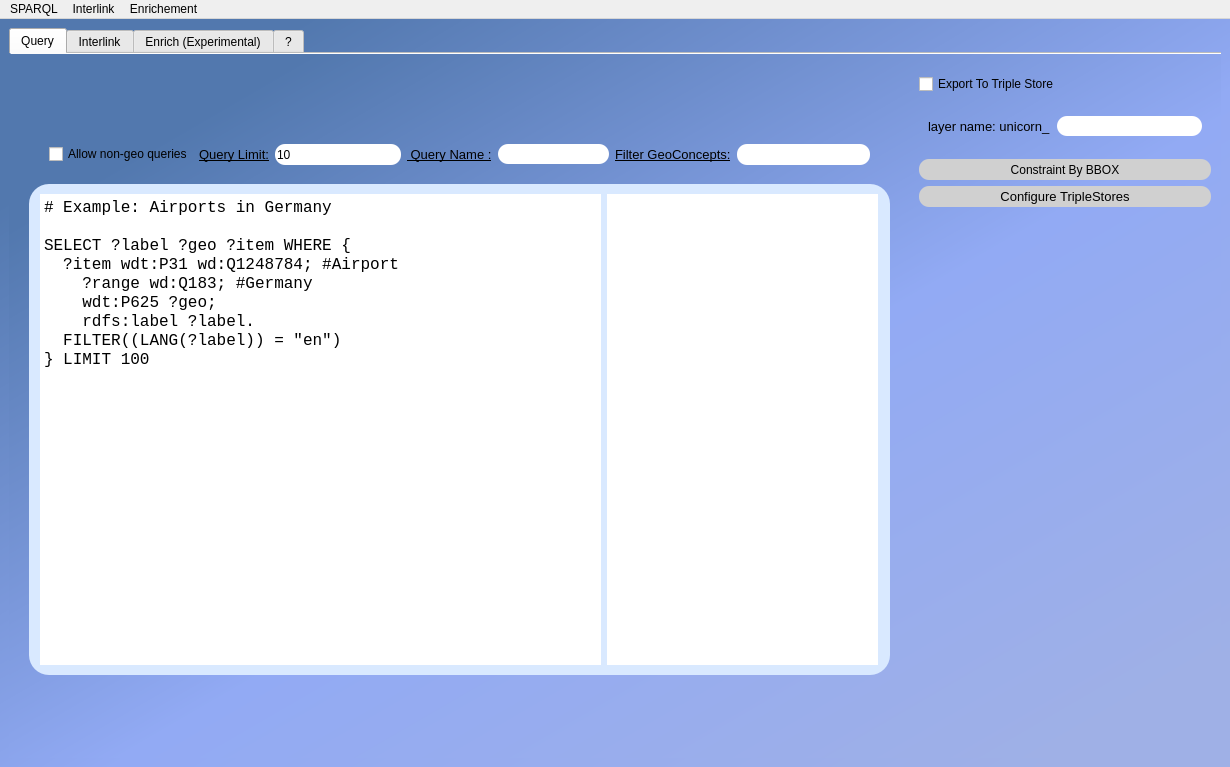
This is sparql_unicorn_dialog_base_simp.ui in Cprudhomme/SpaLOD_qgis_plugin as Qt 5 draws it before an edit. The edited form follows.
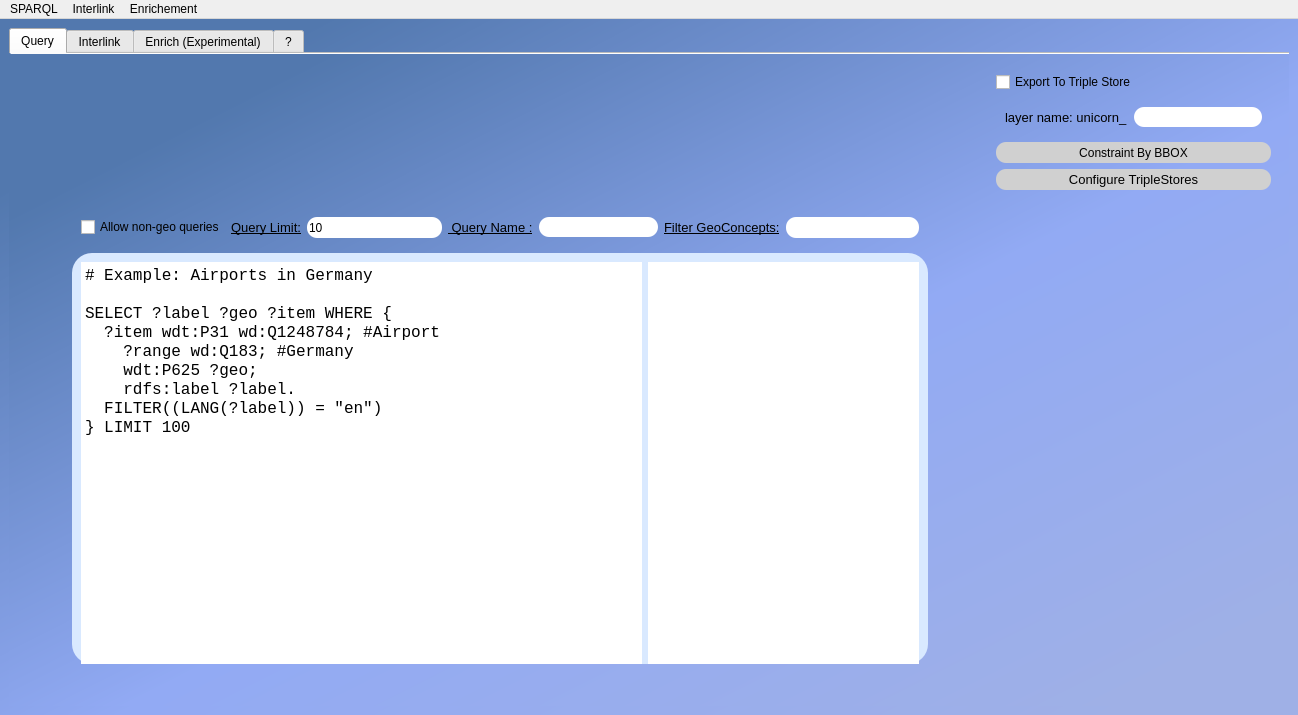
This is the edited form.

```diff
--- a/sparql_unicorn_dialog_base_simp.ui
+++ b/sparql_unicorn_dialog_base_simp.ui
@@ -6,8 +6,8 @@
    <rect>
     <x>0</x>
     <y>0</y>
-    <width>1230</width>
-    <height>767</height>
+    <width>1298</width>
+    <height>715</height>
    </rect>
   </property>
   <property name="windowTitle">
@@ -60,15 +60,230 @@
        <attribute name="title">
         <string>Query</string>
        </attribute>
+       <layout class="QGridLayout" name="gridLayout_3">
+        <item row="0" column="2">
+         <spacer name="verticalSpacer_3">
+          <property name="orientation">
+           <enum>Qt::Vertical</enum>
+          </property>
+          <property name="sizeHint" stdset="0">
+           <size>
+            <width>20</width>
+            <height>124</height>
+           </size>
+          </property>
+         </spacer>
+        </item>
+        <item row="0" column="5" rowspan="2">
+         <widget class="QWidget" name="widget_2" native="true">
+          <layout class="QVBoxLayout" name="verticalLayout">
+           <item>
+            <widget class="QCheckBox" name="exportTripleStore_2">
+             <property name="text">
+              <string>Export To Triple Store</string>
+             </property>
+            </widget>
+           </item>
+           <item>
+            <widget class="QWidget" name="widget_5" native="true">
+             <layout class="QHBoxLayout" name="horizontalLayout_5">
+              <item>
+               <widget class="QLabel" name="label">
+                <property name="font">
+                 <font>
+                  <pointsize>10</pointsize>
+                  <underline>false</underline>
+                 </font>
+                </property>
+                <property name="text">
+                 <string>layer name: unicorn_</string>
+                </property>
+               </widget>
+              </item>
+              <item>
+               <widget class="QLineEdit" name="inp_label">
+                <property name="minimumSize">
+                 <size>
+                  <width>128</width>
+                  <height>20</height>
+                 </size>
+                </property>
+                <property name="styleSheet">
+                 <string notr="true">border-radius:10px;
+
+border-color:rgb(45, 45, 45);</string>
+                </property>
+               </widget>
+              </item>
+             </layout>
+            </widget>
+           </item>
+           <item>
+            <widget class="QPushButton" name="bboxButton">
+             <property name="minimumSize">
+              <size>
+               <width>171</width>
+               <height>21</height>
+              </size>
+             </property>
+             <property name="cursor">
+              <cursorShape>PointingHandCursor</cursorShape>
+             </property>
+             <property name="styleSheet">
+              <string notr="true">border-radius:10px;
+background-color:rgb(208, 208, 208)</string>
+             </property>
+             <property name="text">
+              <string>Constraint By BBOX</string>
+             </property>
+            </widget>
+           </item>
+           <item>
+            <widget class="QPushButton" name="loadTripleStoreButton">
+             <property name="minimumSize">
+              <size>
+               <width>171</width>
+               <height>21</height>
+              </size>
+             </property>
+             <property name="font">
+              <font>
+               <pointsize>10</pointsize>
+               <underline>false</underline>
+              </font>
+             </property>
+             <property name="cursor">
+              <cursorShape>PointingHandCursor</cursorShape>
+             </property>
+             <property name="styleSheet">
+              <string notr="true">border-radius:10px;
+background-color:rgb(208, 208, 208)</string>
+             </property>
+             <property name="text">
+              <string>Configure TripleStores</string>
+             </property>
+            </widget>
+           </item>
+          </layout>
+         </widget>
+        </item>
+        <item row="1" column="1" rowspan="4" colspan="3">
+         <widget class="QWidget" name="widget_4" native="true">
+          <layout class="QGridLayout" name="gridLayout_2">
+           <item row="0" column="0">
+            <widget class="QWidget" name="widget" native="true">
+             <layout class="QHBoxLayout" name="horizontalLayout_3">
+              <item>
+               <widget class="QCheckBox" name="allownongeo">
+                <property name="text">
+                 <string>Allow non-geo queries</string>
+                </property>
+               </widget>
+              </item>
+              <item>
+               <layout class="QHBoxLayout" name="horizontalLayout_2">
+                <item>
+                 <widget class="QLabel" name="queryLimitLabel">
+                  <property name="font">
+                   <font>
+                    <pointsize>10</pointsize>
+                    <underline>true</underline>
+                   </font>
+                  </property>
+                  <property name="text">
+                   <string>Query Limit:</string>
+                  </property>
+                 </widget>
+                </item>
+                <item>
+                 <widget class="QLineEdit" name="queryLimit">
+                  <property name="minimumSize">
+                   <size>
+                    <width>81</width>
+                    <height>21</height>
+                   </size>
+                  </property>
+                  <property name="styleSheet">
+                   <string notr="true">border-radius:10px;
+
+border-color:rgb(45, 45, 45);</string>
+                  </property>
+                  <property name="text">
+                   <string>10</string>
+                  </property>
+                 </widget>
+                </item>
+               </layout>
+              </item>
+              <item>
+               <layout class="QHBoxLayout" name="horizontalLayout_4">
+                <item>
+                 <widget class="QLabel" name="saveQueryName_3">
+                  <property name="font">
+                   <font>
+                    <pointsize>10</pointsize>
+                    <underline>true</underline>
+                   </font>
+                  </property>
+                  <property name="text">
+                   <string> Query Name :</string>
+                  </property>
+                 </widget>
+                </item>
+                <item>
+                 <widget class="QLineEdit" name="saveQueryName_4">
+                  <property name="minimumSize">
+                   <size>
+                    <width>81</width>
+                    <height>20</height>
+                   </size>
+                  </property>
+                  <property name="styleSheet">
+                   <string notr="true">border-radius:10px;
+
+border-color:rgb(45, 45, 45);</string>
+                  </property>
+                 </widget>
+                </item>
+               </layout>
+              </item>
+              <item>
+               <layout class="QHBoxLayout" name="horizontalLayout_6">
+                <item>
+                 <widget class="QLabel" name="filterConceptsLabel">
+                  <property name="font">
+                   <font>
+                    <pointsize>10</pointsize>
+                    <underline>true</underline>
+                   </font>
+                  </property>
+                  <property name="text">
+                   <string>Filter GeoConcepts:</string>
+                  </property>
+                 </widget>
+                </item>
+                <item>
+                 <widget class="QLineEdit" name="filterConcepts">
+                  <property name="minimumSize">
+                   <size>
+                    <width>133</width>
+                    <height>21</height>
+                   </size>
+                  </property>
+                  <property name="styleSheet">
+                   <string notr="true">border-radius:10px;
+
+border-color:rgb(45, 45, 45);</string>
+                  </property>
+                 </widget>
+                </item>
+               </layout>
+              </item>
+             </layout>
+            </widget>
+           </item>
+           <item row="1" column="0">
        <widget class="QFrame" name="frame">
-        <property name="geometry">
-         <rect>
-          <x>20</x>
-          <y>130</y>
-          <width>861</width>
-          <height>491</height>
-         </rect>
-        </property>
         <property name="minimumSize">
          <size>
           <width>791</width>
@@ -90,8 +305,8 @@
         <property name="frameShadow">
          <enum>QFrame::Raised</enum>
         </property>
-        <layout class="QGridLayout" name="gridLayout_2">
-         <item row="0" column="0">
+             <layout class="QHBoxLayout" name="horizontalLayout_7">
+              <item>
           <layout class="QHBoxLayout" name="horizontalLayout">
            <item>
             <widget class="QPlainTextEdit" name="inp_sparql">
@@ -152,234 +367,68 @@
          </item>
         </layout>
        </widget>
+           </item>
+          </layout>
+         </widget>
+        </item>
+        <item row="2" column="5">
+         <spacer name="verticalSpacer">
+          <property name="orientation">
+           <enum>Qt::Vertical</enum>
+          </property>
+          <property name="sizeHint" stdset="0">
+           <size>
+            <width>20</width>
+            <height>413</height>
+           </size>
+          </property>
+         </spacer>
+        </item>
+        <item row="3" column="0">
+         <spacer name="horizontalSpacer">
+          <property name="orientation">
+           <enum>Qt::Horizontal</enum>
+          </property>
+          <property name="sizeHint" stdset="0">
+           <size>
+            <width>38</width>
+            <height>20</height>
+           </size>
+          </property>
+         </spacer>
+        </item>
+        <item row="4" column="4">
+         <spacer name="horizontalSpacer_2">
+          <property name="orientation">
+           <enum>Qt::Horizontal</enum>
+          </property>
+          <property name="sizeHint" stdset="0">
+           <size>
+            <width>38</width>
+            <height>20</height>
+           </size>
+          </property>
+         </spacer>
+        </item>
+        <item row="5" column="1">
        <widget class="QWidget" name="widget_3" native="true">
-        <property name="geometry">
-         <rect>
-          <x>110</x>
-          <y>390</y>
-          <width>93</width>
-          <height>41</height>
-         </rect>
-        </property>
         <layout class="QVBoxLayout" name="verticalLayout_3"/>
        </widget>
-       <widget class="QWidget" name="widget" native="true">
-        <property name="geometry">
-         <rect>
-          <x>40</x>
-          <y>80</y>
-          <width>821</width>
-          <height>41</height>
-         </rect>
-        </property>
-        <layout class="QHBoxLayout" name="horizontalLayout_3">
-         <item>
-          <widget class="QCheckBox" name="allownongeo">
-           <property name="text">
-            <string>Allow non-geo queries</string>
-           </property>
-          </widget>
-         </item>
-         <item>
-          <layout class="QHBoxLayout" name="horizontalLayout_2">
-           <item>
-            <widget class="QLabel" name="queryLimitLabel">
-             <property name="font">
-              <font>
-               <pointsize>10</pointsize>
-               <underline>true</underline>
-              </font>
-             </property>
-             <property name="text">
-              <string>Query Limit:</string>
-             </property>
-            </widget>
-           </item>
-           <item>
-            <widget class="QLineEdit" name="queryLimit">
-             <property name="minimumSize">
+        </item>
+        <item row="5" column="3">
+         <spacer name="verticalSpacer_2">
+          <property name="orientation">
+           <enum>Qt::Vertical</enum>
+          </property>
+          <property name="sizeHint" stdset="0">
               <size>
-               <width>81</width>
-               <height>21</height>
-              </size>
-             </property>
-             <property name="styleSheet">
-              <string notr="true">border-radius:10px;
-
-border-color:rgb(45, 45, 45);</string>
-             </property>
-             <property name="text">
-              <string>10</string>
-             </property>
-            </widget>
-           </item>
-          </layout>
-         </item>
-         <item>
-          <layout class="QHBoxLayout" name="horizontalLayout_4">
-           <item>
-            <widget class="QLabel" name="saveQueryName_3">
-             <property name="font">
-              <font>
-               <pointsize>10</pointsize>
-               <underline>true</underline>
-              </font>
-             </property>
-             <property name="text">
-              <string> Query Name :</string>
-             </property>
-            </widget>
-           </item>
-           <item>
-            <widget class="QLineEdit" name="saveQueryName_4">
-             <property name="minimumSize">
-              <size>
-               <width>81</width>
-               <height>20</height>
-              </size>
-             </property>
-             <property name="styleSheet">
-              <string notr="true">border-radius:10px;
-
-border-color:rgb(45, 45, 45);</string>
-             </property>
-            </widget>
-           </item>
-          </layout>
-         </item>
-         <item>
-          <layout class="QHBoxLayout" name="horizontalLayout_6">
-           <item>
-            <widget class="QLabel" name="filterConceptsLabel">
-             <property name="font">
-              <font>
-               <pointsize>10</pointsize>
-               <underline>true</underline>
-              </font>
-             </property>
-             <property name="text">
-              <string>Filter GeoConcepts:</string>
-             </property>
-            </widget>
-           </item>
-           <item>
-            <widget class="QLineEdit" name="filterConcepts">
-             <property name="minimumSize">
-              <size>
-               <width>133</width>
-               <height>21</height>
-              </size>
-             </property>
-             <property name="styleSheet">
-              <string notr="true">border-radius:10px;
-
-border-color:rgb(45, 45, 45);</string>
-             </property>
-            </widget>
-           </item>
-          </layout>
-         </item>
-        </layout>
-       </widget>
-       <widget class="QWidget" name="widget_2" native="true">
-        <property name="geometry">
-         <rect>
-          <x>910</x>
-          <y>20</y>
-          <width>292</width>
-          <height>133</height>
-         </rect>
-        </property>
-        <layout class="QVBoxLayout" name="verticalLayout">
-         <item>
-          <widget class="QCheckBox" name="exportTripleStore_2">
-           <property name="text">
-            <string>Export To Triple Store</string>
-           </property>
-          </widget>
-         </item>
-         <item>
-          <widget class="QWidget" name="widget_5" native="true">
-           <layout class="QHBoxLayout" name="horizontalLayout_5">
-            <item>
-             <widget class="QLabel" name="label">
-              <property name="font">
-               <font>
-                <pointsize>10</pointsize>
-                <underline>false</underline>
-               </font>
-              </property>
-              <property name="text">
-               <string>layer name: unicorn_</string>
-              </property>
-             </widget>
-            </item>
-            <item>
-             <widget class="QLineEdit" name="inp_label">
-              <property name="minimumSize">
-               <size>
-                <width>128</width>
-                <height>20</height>
-               </size>
-              </property>
-              <property name="styleSheet">
-               <string notr="true">border-radius:10px;
-
-border-color:rgb(45, 45, 45);</string>
-              </property>
-             </widget>
-            </item>
-           </layout>
-          </widget>
-         </item>
-         <item>
-          <widget class="QPushButton" name="bboxButton">
-           <property name="minimumSize">
-            <size>
-             <width>171</width>
-             <height>21</height>
-            </size>
-           </property>
-           <property name="cursor">
-            <cursorShape>PointingHandCursor</cursorShape>
-           </property>
-           <property name="styleSheet">
-            <string notr="true">border-radius:10px;
-background-color:rgb(208, 208, 208)</string>
-           </property>
-           <property name="text">
-            <string>Constraint By BBOX</string>
-           </property>
-          </widget>
-         </item>
-         <item>
-          <widget class="QPushButton" name="loadTripleStoreButton">
-           <property name="minimumSize">
-            <size>
-             <width>171</width>
-             <height>21</height>
-            </size>
-           </property>
-           <property name="font">
-            <font>
-             <pointsize>10</pointsize>
-             <underline>false</underline>
-            </font>
-           </property>
-           <property name="cursor">
-            <cursorShape>PointingHandCursor</cursorShape>
-           </property>
-           <property name="styleSheet">
-            <string notr="true">border-radius:10px;
-background-color:rgb(208, 208, 208)</string>
-           </property>
-           <property name="text">
-            <string>Configure TripleStores</string>
-           </property>
-          </widget>
-         </item>
-        </layout>
-       </widget>
+            <width>20</width>
+            <height>15</height>
+           </size>
+          </property>
+         </spacer>
+        </item>
+       </layout>
       </widget>
       <widget class="QWidget" name="tab_2">
        <attribute name="title">
@@ -891,7 +940,7 @@
     <rect>
      <x>0</x>
      <y>0</y>
-     <width>1230</width>
+     <width>1298</width>
      <height>21</height>
     </rect>
    </property>
```
Lines whose indentation alone changed are shown as unchanged.
